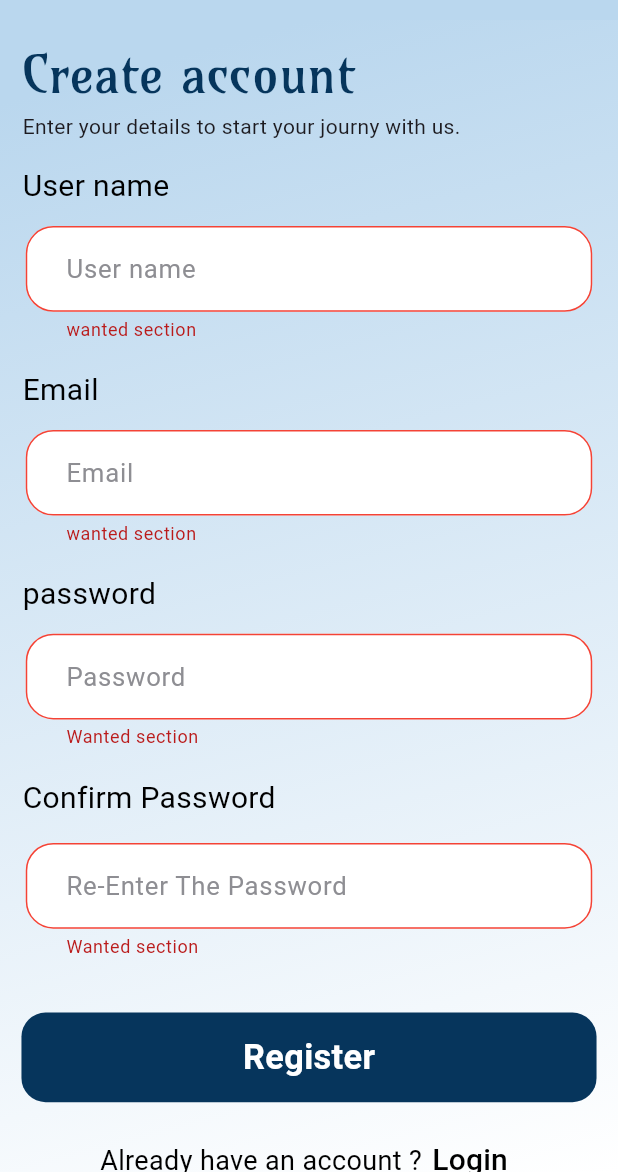
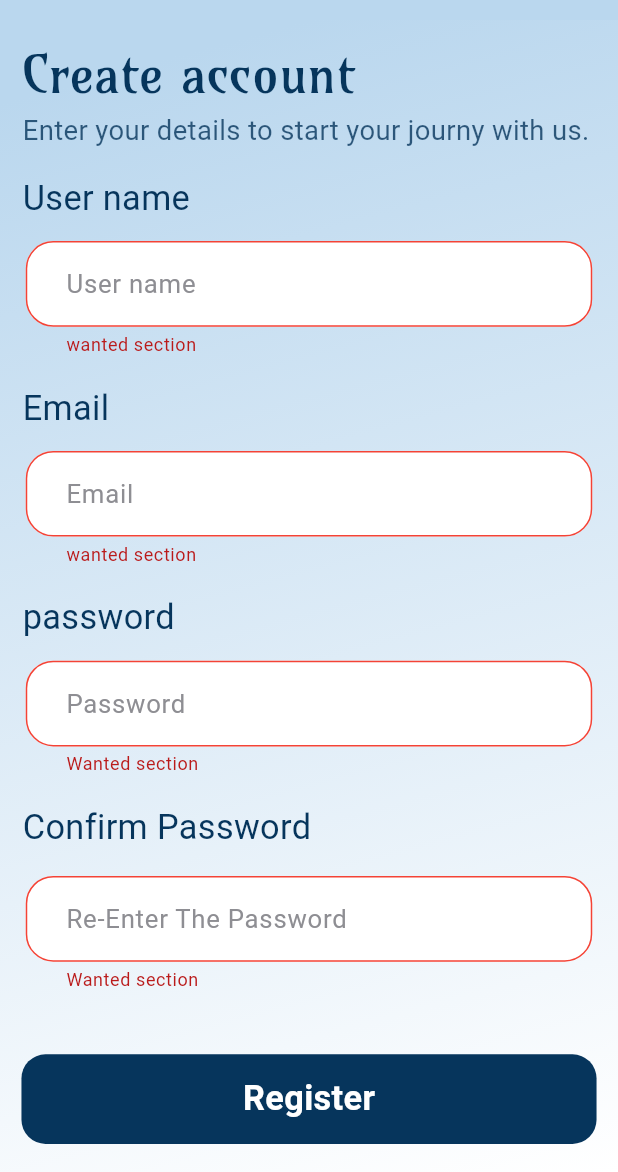
Before and after one commit to moalaa125/Sawa, a Flutter app: the RegisterPage screen opened by its route, after a tap on "Register", on a phone screen of 412 x 824 dp, the part 64-1236 px from its top. Run offline on Flutter 3.47's test engine with Material 3 defaults, Android fonts, the phone set to English and light mode, and no system bars; our stand-ins replace cloud_firestore, email_validator, firebase_auth, firebase_core, firebase_storage, flutter_screenutil and 3 more; accounts and stored records are empty.

Commit message:
resolve register bugs and implement unified CustomLoadingIndicator

```diff
--- /dev/null
+++ b/lib/custom_widgets/custom_loading_indicator.dart
@@ -0,0 +1,16 @@
+import 'package:chat_app/constant.dart';
+import 'package:flutter/material.dart';
+import 'package:flutter_spinkit/flutter_spinkit.dart';
+import 'package:flutter_screenutil/flutter_screenutil.dart';
+
+class CustomLoadingIndicator extends StatelessWidget {
+  const CustomLoadingIndicator({super.key});
+
+  @override
+  Widget build(BuildContext context) {
+    return SpinKitThreeBounce(
+      color: kSecoundColor,
+      size: 30.0.sp,
+    );
+  }
+}
--- a/lib/screens/register.dart
+++ b/lib/screens/register.dart
@@ -1,14 +1,14 @@
 import 'package:chat_app/constant.dart';
 import 'package:chat_app/custom_widgets/app_router.dart';
 import 'package:chat_app/custom_widgets/custom_button.dart';
+import 'package:chat_app/custom_widgets/custom_loading_indicator.dart';
 import 'package:chat_app/screens/verification_screen.dart';
 import 'package:cloud_firestore/cloud_firestore.dart';
 import 'package:flutter/material.dart';
 import 'package:chat_app/custom_widgets/custom_text_filed.dart';
 import 'package:firebase_auth/firebase_auth.dart';
 import 'package:email_validator/email_validator.dart';
-import '../custom_widgets/show_snack_bar.dart';
-import 'package:flutter_spinkit/flutter_spinkit.dart';
+import 'package:chat_app/custom_widgets/show_snack_bar.dart';
 import 'package:flutter_screenutil/flutter_screenutil.dart';
 
 class RegisterPage extends StatefulWidget {
@@ -38,7 +38,7 @@ class _RegisterPageState extends State<RegisterPage> {
         await registerationLogic();
          if (!mounted) return;
 
-        Navigator.of(context).push(sharedAxisRoute(VerificationScreen()));
+        Navigator.of(context).push(sharedAxisRoute(const VerificationScreen()));
 
         showSnackBar(context, 'check your mail check (spam)!');
       } on FirebaseAuthException catch (e) {
@@ -139,6 +139,7 @@ class _RegisterPageState extends State<RegisterPage> {
                               ),
                               Text(
                                 'Enter your details to start your journy with us.',
+                              style: TextStyle(color: kSecoundColor.withOpacity(0.8), fontSize: 16.sp),
                               ),
                             ],
                           ),
@@ -156,7 +157,7 @@ class _RegisterPageState extends State<RegisterPage> {
                       padding: const EdgeInsets.only(left: 15),
                       child: Text(
                         'User name ',
-                        style: TextStyle(color: Colors.black, fontSize: 20),
+                      style: TextStyle(color: kSecoundColor, fontSize: 20.sp),
                       ),
                     ),
                     CustomTextFiled(
@@ -180,7 +181,7 @@ class _RegisterPageState extends State<RegisterPage> {
                       padding: const EdgeInsets.only(left: 15),
                       child: Text(
                         'Email',
-                        style: TextStyle(color: Colors.black, fontSize: 20),
+                      style: TextStyle(color: kSecoundColor, fontSize: 20.sp),
                       ),
                     ),
 
@@ -205,7 +206,7 @@ class _RegisterPageState extends State<RegisterPage> {
                       padding: const EdgeInsets.only(left: 15),
                       child: Text(
                         'password',
-                        style: TextStyle(color: Colors.black, fontSize: 20),
+                      style: TextStyle(color: kSecoundColor, fontSize: 20.sp),
                       ),
                     ),
                     CustomTextFiled(
@@ -230,7 +231,7 @@ class _RegisterPageState extends State<RegisterPage> {
                       padding: const EdgeInsets.only(left: 15),
                       child: Text(
                         'Confirm Password',
-                        style: TextStyle(color: Colors.black, fontSize: 20),
+                      style: TextStyle(color: kSecoundColor, fontSize: 20.sp),
                       ),
                     ),
                     SizedBox(height: 3.h),
@@ -249,25 +250,26 @@ class _RegisterPageState extends State<RegisterPage> {
                         return null;
                       },
                       hintText: 'Re-Enter The Password',
-                      onChanged: null,
+                  onChanged: (data) {
+                    confirmPass = data;
+                  },
                       obscureText: true,
                     ),
-                    SizedBox(height: 30),
+                SizedBox(height: 30.h),
                     Center(
                       child: isLoading
-                          ? const SpinKitDancingSquare(
-                              color: Colors.black,
-                              size: 50.0,
-                            )
-                          : CustomButton(ontap: registration, text: 'Register'),
+                      ? CustomLoadingIndicator()
+                      : CustomButton(
+                          ontap: () { registration(); },
+                          text: 'Register'),
                     ),
-                    SizedBox(height: 15),
+                SizedBox(height: 15.h),
                     Row(
                       mainAxisAlignment: MainAxisAlignment.center,
                       children: [
                         Text(
                           'Already have an account ?',
-                          style: TextStyle(color: Colors.black, fontSize: 18),
+                          style: TextStyle(color: kSecoundColor, fontSize: 18.sp),
                         ),
                         TextButton(
                           style: TextButton.styleFrom(padding: EdgeInsets.zero),
@@ -276,7 +278,7 @@ class _RegisterPageState extends State<RegisterPage> {
                           },
                           child: Text(
                             'Login',
-                            style: TextStyle(color: Colors.black, fontSize: 20),
+                            style: TextStyle(color: kSecoundColor, fontSize: 20.sp),
                           ),
                         ),
                       ],
--- a/pubspec.yaml
+++ b/pubspec.yaml
@@ -46,9 +46,6 @@ flutter:
     - family: amara
       fonts:
         - asset: assets/fonts/Amarante-Regular.ttf
-    - family: test
-      fonts:
-        - asset: assets/fonts/test.ttf
 
 flutter_launcher_icons:
   android: "launcher_icon"
```
